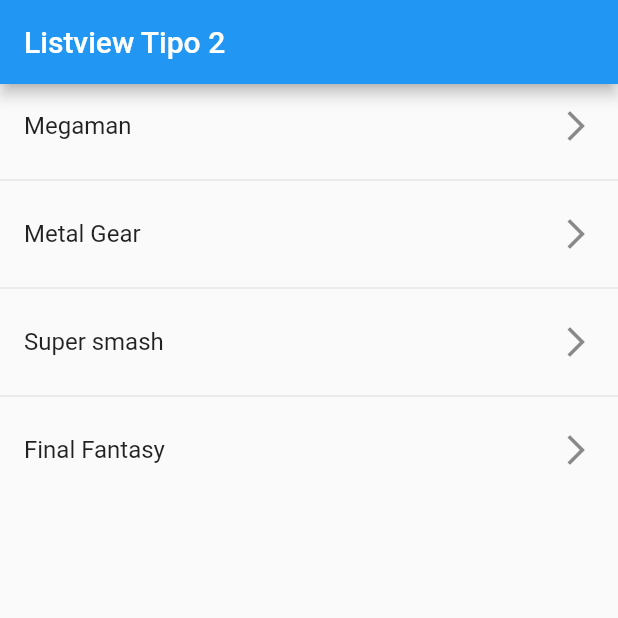
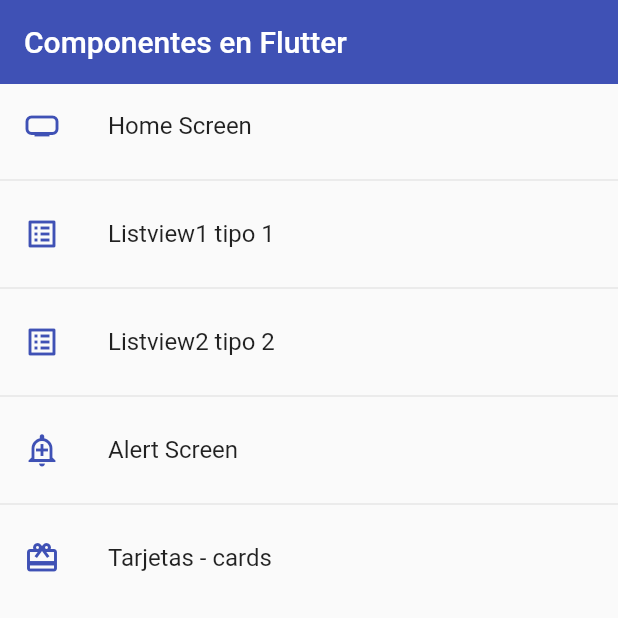
Before and after one commit to olvera93/fl_components, a Flutter app: the screen it shows after launch, on a phone screen of 412 x 824 dp, the top half of it. Run offline on Flutter 3.47's test engine with Material 2 defaults, Android fonts, the phone set to English and light mode, and no system bars.

Commit message:
[ADD] alert_screen, card_screen, home_screen and navigation

```diff
--- a/lib/main.dart
+++ b/lib/main.dart
@@ -1,6 +1,7 @@
 import 'package:flutter/material.dart';
 
-import 'package:fl_components/screens/listview2_screen.dart';
+import 'package:fl_components/router/app_routes.dart';
+import 'package:fl_components/theme/app_theme.dart';
 
 void main() => runApp(const MyApp());
 
@@ -9,10 +10,13 @@ class MyApp extends StatelessWidget {
 
   @override
   Widget build(BuildContext context) {
-    return const MaterialApp(
+    return MaterialApp(
       debugShowCheckedModeBanner: false,
       title: 'Material App',
-      home: Listview2Screen(),
+      initialRoute: AppRoutes.initialRoute,
+      routes: AppRoutes.getAppRoutes(),
+      onGenerateRoute: AppRoutes.onGenerateRoute,
+      theme: AppTheme.lightTheme,
     );
   }
 }
--- /dev/null
+++ b/lib/models/menu_option.dart
@@ -0,0 +1,14 @@
+import 'package:flutter/material.dart' show IconData, Widget;
+
+class MenuOption {
+  final String route;
+  final IconData icon;
+  final String name;
+  final Widget screen;
+
+  MenuOption(
+      {required this.route,
+      required this.icon,
+      required this.name,
+      required this.screen});
+}
--- /dev/null
+++ b/lib/models/models.dart
@@ -0,0 +1 @@
+export 'package:fl_components/models/menu_option.dart';
--- /dev/null
+++ b/lib/router/app_routes.dart
@@ -0,0 +1,65 @@
+import 'package:flutter/material.dart';
+
+import 'package:fl_components/screens/screens.dart';
+import 'package:fl_components/models/models.dart';
+
+class AppRoutes {
+  static const initialRoute = 'home';
+
+  static final menuOptions = <MenuOption>[
+    //TODO Borrar home
+    MenuOption(
+        route: 'home',
+        name: 'Home Screen',
+        screen: const HomeScreen(),
+        icon: Icons.home_max_sharp),
+
+    MenuOption(
+        route: 'listview1',
+        name: 'Listview1 tipo 1',
+        screen: const Listview1Screen(),
+        icon: Icons.list_alt_outlined),
+
+    MenuOption(
+        route: 'listview2',
+        name: 'Listview2 tipo 2',
+        screen: const Listview2Screen(),
+        icon: Icons.list_alt),
+
+    MenuOption(
+        route: 'Alertas',
+        name: 'Alert Screen',
+        screen: const AlertScreen(),
+        icon: Icons.add_alert_outlined),
+
+    MenuOption(
+        route: 'card',
+        name: 'Tarjetas - cards',
+        screen: const CardScreen(),
+        icon: Icons.card_giftcard_outlined),
+  ];
+
+  static Map<String, Widget Function(BuildContext)> getAppRoutes() {
+    Map<String, Widget Function(BuildContext)> appRoutes = {};
+
+    for (final option in menuOptions) {
+      appRoutes.addAll({option.route: (BuildContext context) => option.screen});
+    }
+
+    return appRoutes;
+  }
+
+  /*static Map<String, Widget Function(BuildContext)> routes = {
+    'home': (BuildContext context) => const HomeScreen(),
+    'listview1': (BuildContext context) => const Listview1Screen(),
+    'listview2': (BuildContext context) => const Listview2Screen(),
+    'alert': (BuildContext context) => const AlertScreen(),
+    'card': (BuildContext context) => const CardScreen(),
+  };*/
+
+  static Route<dynamic> onGenerateRoute(RouteSettings settings) {
+    return MaterialPageRoute(
+      builder: (context) => const AlertScreen(),
+    );
+  }
+}
--- /dev/null
+++ b/lib/screens/alert_screen.dart
@@ -0,0 +1,14 @@
+import 'package:flutter/material.dart';
+
+class AlertScreen extends StatelessWidget {
+  const AlertScreen({Key? key}) : super(key: key);
+
+  @override
+  Widget build(BuildContext context) {
+    return const Scaffold(
+      body: Center(
+        child: Text('AlertScreen'),
+      ),
+    );
+  }
+}
--- /dev/null
+++ b/lib/screens/card_screen.dart
@@ -0,0 +1,14 @@
+import 'package:flutter/material.dart';
+
+class CardScreen extends StatelessWidget {
+  const CardScreen({Key? key}) : super(key: key);
+
+  @override
+  Widget build(BuildContext context) {
+    return const Scaffold(
+      body: Center(
+        child: Text('CardScreen'),
+      ),
+    );
+  }
+}
--- /dev/null
+++ b/lib/screens/home_screen.dart
@@ -0,0 +1,35 @@
+import 'package:flutter/material.dart';
+
+import 'package:fl_components/router/app_routes.dart';
+import 'package:fl_components/theme/app_theme.dart';
+
+class HomeScreen extends StatelessWidget {
+  const HomeScreen({Key? key}) : super(key: key);
+
+  @override
+  Widget build(BuildContext context) {
+    return Scaffold(
+      appBar: AppBar(
+        title: const Text('Componentes en Flutter'),
+      ),
+      body: ListView.separated(
+          itemBuilder: (context, index) => ListTile(
+                title: Text(AppRoutes.menuOptions[index].name),
+                leading: Icon(
+                  AppRoutes.menuOptions[index].icon,
+                  color: AppTheme.primary,
+                ),
+                onTap: () {
+                  /*final route = MaterialPageRoute(
+                      builder: (context) => const Listview1Screen());
+                  Navigator.push(context, route);*/
+
+                  Navigator.pushNamed(
+                      context, AppRoutes.menuOptions[index].route);
+                },
+              ),
+          separatorBuilder: (_, __) => const Divider(),
+          itemCount: AppRoutes.menuOptions.length),
+    );
+  }
+}
--- a/lib/screens/listview2_screen.dart
+++ b/lib/screens/listview2_screen.dart
@@ -20,7 +20,11 @@ class Listview2Screen extends StatelessWidget {
           itemCount: options.length,
           itemBuilder: (context, i) => ListTile(
             title: Text(options[i]),
-            trailing: const Icon(Icons.arrow_forward_ios_outlined),
+            trailing: const Icon(
+              Icons.arrow_forward_ios_outlined,
+              color: Colors.indigo,
+            ),
+            onTap: () {},
           ),
           separatorBuilder: (_, __) => const Divider(),
         ));
--- /dev/null
+++ b/lib/screens/screens.dart
@@ -0,0 +1,5 @@
+export 'package:fl_components/screens/home_screen.dart';
+export 'package:fl_components/screens/alert_screen.dart';
+export 'package:fl_components/screens/card_screen.dart';
+export 'package:fl_components/screens/listview1_screen.dart';
+export 'package:fl_components/screens/listview2_screen.dart';
--- /dev/null
+++ b/lib/theme/app_theme.dart
@@ -0,0 +1,18 @@
+import 'package:flutter/material.dart';
+
+class AppTheme {
+  static const Color primary = Colors.indigo;
+
+  static final ThemeData lightTheme = ThemeData.light().copyWith(
+      //Color primario
+      primaryColor: Colors.indigo,
+      //AppBar theme
+      appBarTheme: const AppBarTheme(color: primary, elevation: 0));
+
+  static final ThemeData darkTheme = ThemeData.light().copyWith(
+      //Color primario
+      primaryColor: Colors.indigo,
+      //AppBar theme
+      appBarTheme: const AppBarTheme(color: primary, elevation: 0),
+      scaffoldBackgroundColor: Colors.black);
+}
```
